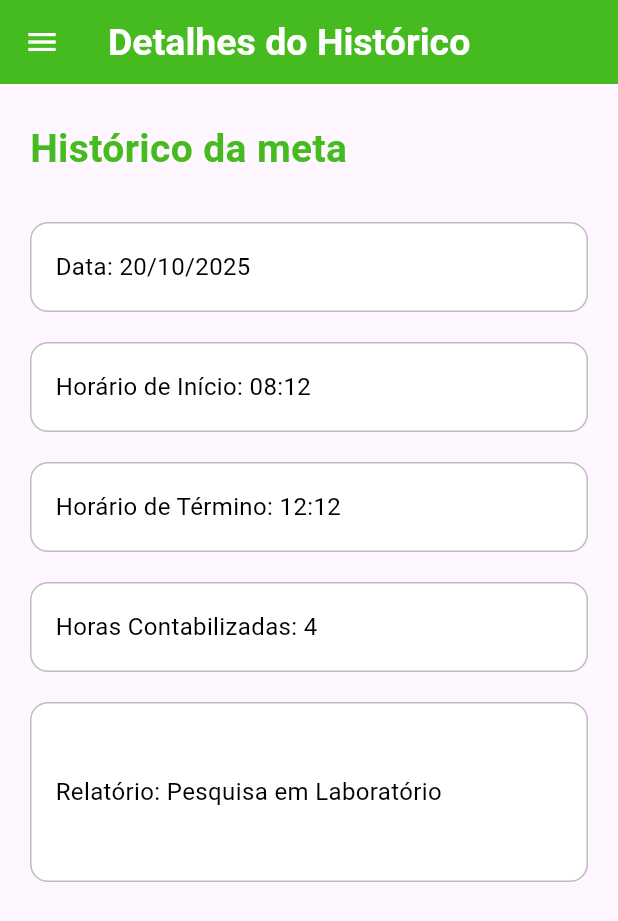
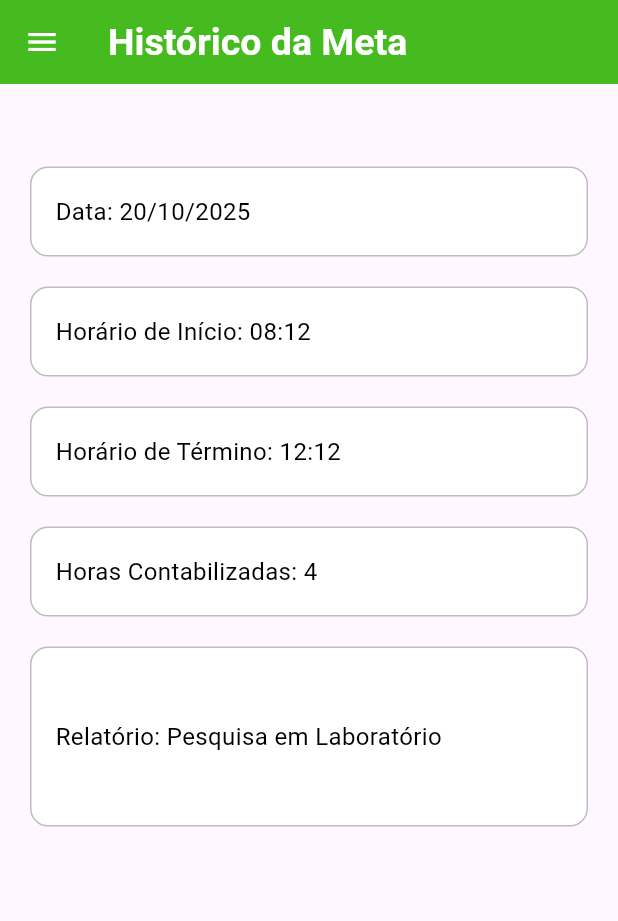
Before and after one commit to cristianvitor01/pdm_projeto_pesquisa, a Flutter app: the MetaHistoricoInDepthPage screen opened by its route, on a phone screen of 412 x 824 dp. Shown: the top 921 px of the screen. Run offline on Flutter 3.47's test engine with Material 3 defaults, Android fonts, the phone set to English and light mode, and no system bars; our stand-ins replace get.

Commit message:
Alteração na tela de detalhes da  meta

```diff
--- a/lib/screens/meta_historico_in_depth.dart
+++ b/lib/screens/meta_historico_in_depth.dart
@@ -35,7 +35,7 @@ class MetaHistoricoInDepthPage extends StatelessWidget {
     return Scaffold(
       appBar: AppBar(
         title: const Text(
-          'Detalhes do Histórico',
+          'Histórico da Meta',
           style: TextStyle(color: AppColors.white),
         ),
         backgroundColor: AppColors.green,
@@ -48,14 +48,6 @@ class MetaHistoricoInDepthPage extends StatelessWidget {
         child: Column(
           crossAxisAlignment: CrossAxisAlignment.start,
           children: [
-            const Text(
-              "Histórico da meta",
-              style: TextStyle(
-                color: AppColors.green,
-                fontSize: 26,
-                fontWeight: FontWeight.bold,
-              ),
-            ),
 
             const SizedBox(height: 30),
 
```
